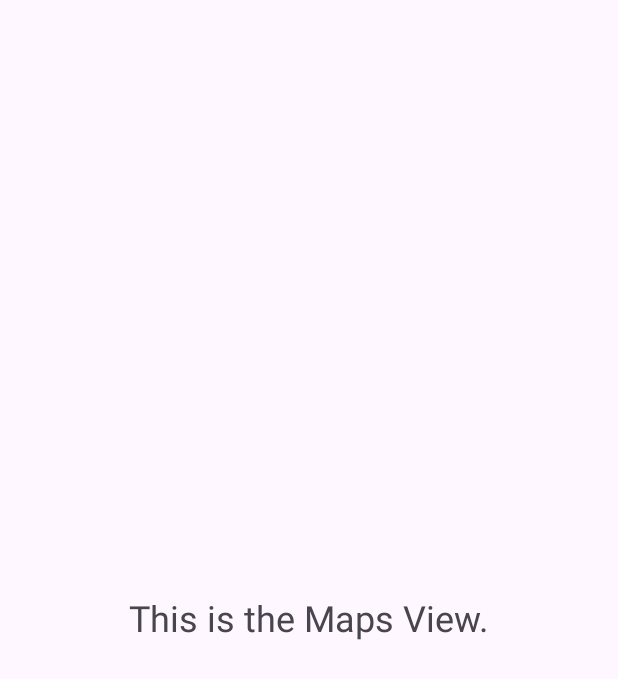
After one commit to fodedoumbouya/flight_tracker, an Android app: the layout fragment_maps.xml on its own in the app's theme, with its tools: preview values and no code run, on a phone screen of 412 x 824 dp. The commit adds this screen. Shown: the top 679 px of the screen. Run offline under Robolectric (Android 15) with nearby library versions, the light colour scheme and no system bars.

Commit message:
features [x] structure project added

```diff
--- a/app/build.gradle
+++ b/app/build.gradle
@@ -43,6 +43,7 @@ dependencies {
     implementation 'androidx.constraintlayout:constraintlayout:2.1.3'
     implementation 'androidx.navigation:navigation-fragment-ktx:2.5.2'
     implementation 'androidx.navigation:navigation-ui-ktx:2.5.2'
+    implementation 'androidx.core:core-ktx:+'
     testImplementation 'junit:junit:4.13.2'
     androidTestImplementation 'androidx.test.ext:junit:1.1.3'
     androidTestImplementation 'androidx.test.espresso:espresso-core:3.4.0'
--- /dev/null
+++ b/app/src/main/java/com/example/flight_tracker/commom/common.kt
@@ -0,0 +1,4 @@
+package com.example.flight_tracker.commom
+
+class common {
+}
--- /dev/null
+++ b/app/src/main/java/com/example/flight_tracker/models/apiModel.kt
@@ -0,0 +1,4 @@
+package com.example.flight_tracker.models
+
+class apiModel {
+}
--- /dev/null
+++ b/app/src/main/java/com/example/flight_tracker/utils/utils.kt
@@ -0,0 +1,4 @@
+package com.example.flight_tracker.utils
+
+class utils {
+}
--- /dev/null
+++ b/app/src/main/res/layout/fragment_maps.xml
@@ -0,0 +1,13 @@
+<FrameLayout
+    xmlns:android="http://schemas.android.com/apk/res/android"
+    android:layout_width="match_parent"
+    android:layout_height="match_parent"
+    android:gravity="center">
+
+     <TextView
+        android:layout_width="wrap_content"
+        android:layout_height="wrap_content"
+        android:text="This is the Maps View."
+        android:textSize="24sp"
+        android:layout_gravity="center" />
+</FrameLayout>
--- a/app/src/main/res/values/strings.xml
+++ b/app/src/main/res/values/strings.xml
@@ -43,4 +43,6 @@
         libero vel nunc consequat, quis tincidunt nisl eleifend. Cras bibendum enim a justo luctus
         vestibulum. Fusce dictum libero quis erat maximus, vitae volutpat diam dignissim.
     </string>
+    <!-- TODO: Remove or change this placeholder text -->
+    <string name="hello_blank_fragment">Hello blank fragment</string>
 </resources>
--- a/build.gradle
+++ b/build.gradle
@@ -2,5 +2,5 @@
 plugins {
     id 'com.android.application' version '8.0.1' apply false
     id 'com.android.library' version '8.0.1' apply false
-    id 'org.jetbrains.kotlin.android' version '1.8.20' apply false
+    id 'org.jetbrains.kotlin.android' version '1.9.20-RC' apply false
 }
```
Also changed, not shown: app/src/main/java/com/example/flight_tracker/pages/details/details.kt (added, +16 -0 lines), app/src/main/java/com/example/flight_tracker/pages/maps/maps.kt (added, +16 -0 lines), app/src/main/res/layout/fragment_details.xml (added, +13 -0 lines).
